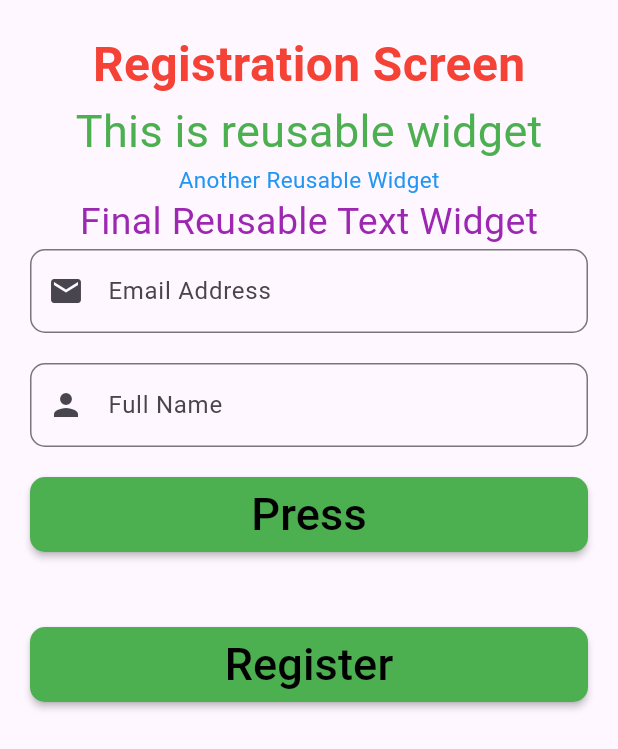
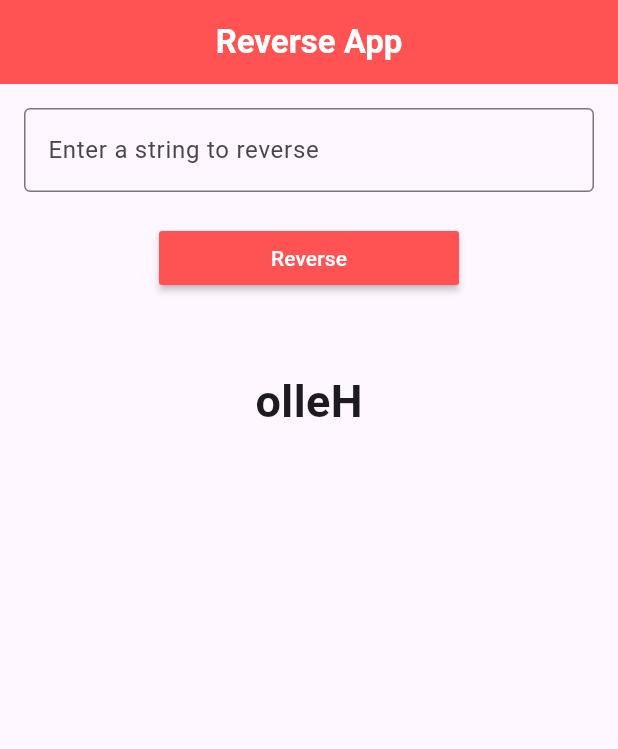
Before and after one commit to madahetooo/reusablecomponent, a Flutter app: the screen it shows after launch, on a phone screen of 412 x 824 dp. Shown: the top 749 px of the screen. Run offline on Flutter 3.47's test engine with Material 3 defaults, Android fonts, the phone set to English and light mode, and no system bars.

```diff
--- a/lib/main.dart
+++ b/lib/main.dart
@@ -1,5 +1,6 @@
 import 'package:flutter/material.dart';
-import 'package:reusablecomponent/ui/registration/presentation/pages/registration_screen.dart';
+import 'package:reusablecomponent/modules/registration/presentation/pages/registration_screen.dart';
+import 'package:reusablecomponent/modules/reverse_string/presentation/pages/reverse_string_page.dart';
 
 void main() {
   runApp(const MyApp());
@@ -12,7 +13,7 @@ class MyApp extends StatelessWidget {
   @override
   Widget build(BuildContext context) {
     return MaterialApp(
-      home: const RegistrationScreen(),
+      home: const ReverseStringApp(),
     );
   }
 }
--- /dev/null
+++ b/lib/modules/reverse_string/presentation/pages/reverse_string_page.dart
@@ -0,0 +1,73 @@
+import 'package:flutter/material.dart';
+
+class ReverseStringApp extends StatefulWidget {
+  const ReverseStringApp({super.key});
+
+  @override
+  State<ReverseStringApp> createState() => _ReverseStringAppState();
+}
+
+class _ReverseStringAppState extends State<ReverseStringApp> {
+  final reverseStringController = TextEditingController();
+  String reversedWord = "olleH";
+
+  @override
+  Widget build(BuildContext context) {
+    return MaterialApp(
+      home: Scaffold(
+        appBar: AppBar(
+          backgroundColor: Colors.redAccent,
+          title: const Text(
+            "Reverse App",
+            style: TextStyle(
+              color: Colors.white,
+              fontWeight: FontWeight.bold,
+            ),
+          ),
+          centerTitle: true,
+        ),
+        body: Padding(
+          padding: EdgeInsets.all(16),
+          child: Column(
+            children: [
+              TextField(
+                controller: reverseStringController,
+                decoration: InputDecoration(
+                    border: OutlineInputBorder(),
+                    labelText: "Enter a string to reverse"),
+              ),
+              SizedBox(
+                height: 20,
+              ),
+              Container(
+                width: 200,
+                child: MaterialButton(
+                  color: Colors.redAccent,
+                  onPressed: () {
+                    if (reverseStringController.text.isEmpty) return;
+                    setState(() {
+                      reversedWord = reverseString(reverseStringController.text);
+                    });
+                  },
+                  child: Text(
+                    "Reverse",
+                    style: TextStyle(color: Colors.white),
+                  ),
+                ),
+              ),
+              SizedBox(height: 50),
+              Text(
+                reversedWord,
+                style: TextStyle(fontWeight: FontWeight.bold, fontSize: 30),
+              ),
+            ],
+          ),
+        ),
+      ),
+    );
+  }
+}
+
+String reverseString(String initialWord) {
+  return initialWord.split('').reversed.join();
+}
```
Also changed, not shown: lib/modules/registration/presentation/pages/registration_screen.dart (renamed from lib/ui/registration/presentation/pages/registration_screen.dart, +3 -4 lines), lib/modules/registration/presentation/widgets/custom_material_button.dart (renamed from lib/ui/registration/presentation/widgets/custom_material_button.dart), lib/modules/registration/presentation/widgets/custom_text.dart (renamed from lib/ui/registration/presentation/widgets/custom_text.dart), lib/modules/registration/presentation/widgets/custom_text_form_field.dart (renamed from lib/ui/registration/presentation/widgets/custom_text_form_field.dart), pubspec.lock, 2 other files.
